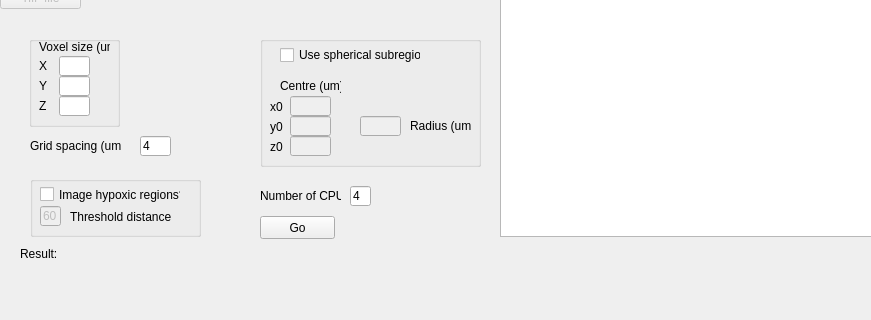
This is Qt/Vdistancer/mainwindow.ui in gibbogle/vessel-tools as Qt 5 draws it before an edit; both pictures show x 0 to 871 and y 121 to 441 of the 963 by 441 pixel window. The edited form follows.
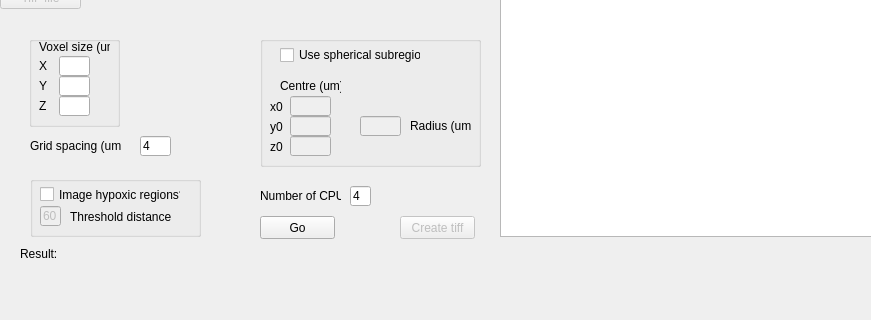
This is the edited form.

```diff
--- a/Qt/Vdistancer/mainwindow.ui
+++ b/Qt/Vdistancer/mainwindow.ui
@@ -69,9 +69,9 @@
    <widget class="QLabel" name="labelResult">
     <property name="geometry">
      <rect>
-      <x>70</x>
-      <y>370</y>
-      <width>491</width>
+      <x>60</x>
+      <y>350</y>
+      <width>711</width>
       <height>16</height>
      </rect>
     </property>
@@ -371,9 +371,9 @@
    <widget class="QLabel" name="labelResultImage">
     <property name="geometry">
      <rect>
-      <x>70</x>
-      <y>350</y>
-      <width>491</width>
+      <x>60</x>
+      <y>370</y>
+      <width>711</width>
       <height>16</height>
      </rect>
     </property>
@@ -528,6 +528,22 @@
      </property>
     </widget>
    </widget>
+   <widget class="QPushButton" name="pushButtonMakeTiff">
+    <property name="enabled">
+     <bool>false</bool>
+    </property>
+    <property name="geometry">
+     <rect>
+      <x>400</x>
+      <y>320</y>
+      <width>75</width>
+      <height>23</height>
+     </rect>
+    </property>
+    <property name="text">
+     <string>Create tiff</string>
+    </property>
+   </widget>
   </widget>
   <widget class="QMenuBar" name="menuBar">
    <property name="geometry">
```
Left out of the diff: 19 changed lines with no effect on the pictures.
